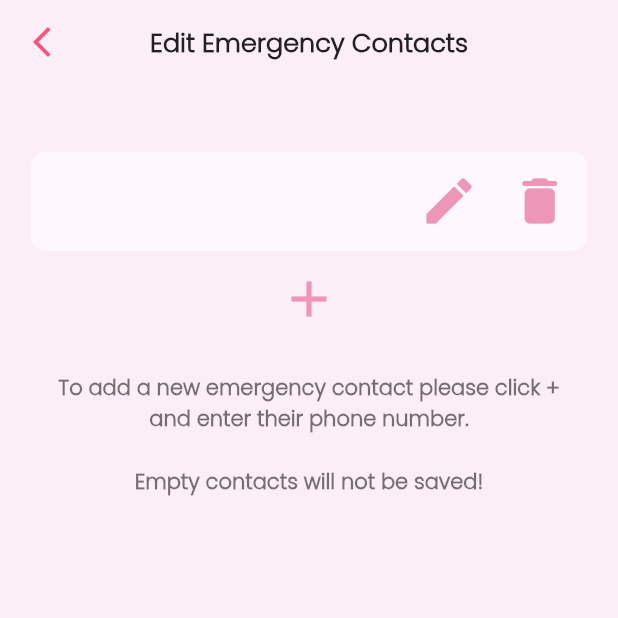
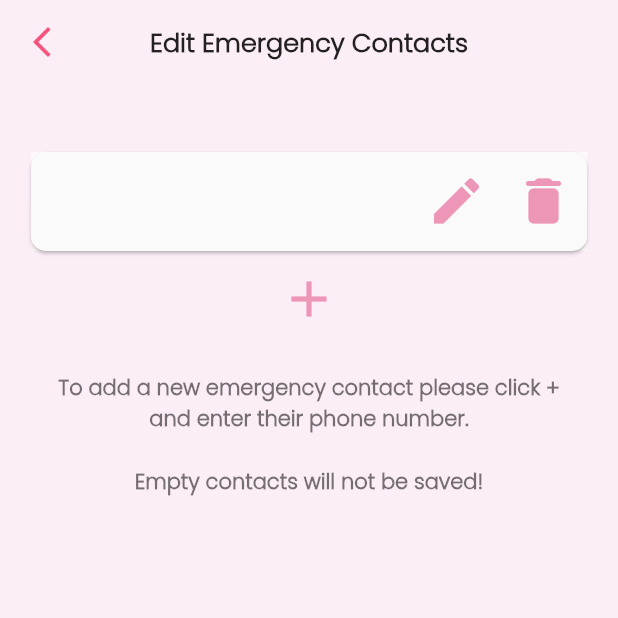
Before and after one commit to dila0/google-solution-challenge-2023-bilkent, a Flutter app: the AddEmergencyContact screen opened directly, after a tap on the "add" icon, on a phone screen of 412 x 824 dp, the top half of it. Run offline on Flutter 3.47's test engine with Material 2 defaults, Android fonts, the phone set to English and light mode, and no system bars; our stand-ins replace assets_audio_player, awesome_snackbar_content, babstrap_settings_screen, banner_carousel, cloud_firestore, firebase_auth and 6 more; missing offline and left inert: favorite_button, smart_alert_dialog; accounts and stored records are empty.

Commit message:
used native contact picked

```diff
--- a/lib/screens/add_emergency_contacts_screen.dart
+++ b/lib/screens/add_emergency_contacts_screen.dart
@@ -1,10 +1,10 @@
 import 'package:flutter/material.dart';
 import 'package:google_solution/utilities/emergency_contact_textfield.dart';
 import 'package:google_solution/utilities/firebase_utility.dart';
-
 import '../utilities/constants.dart';
 import '../utilities/profile_container.dart';
 import '../utilities/register_text_field.dart';
+import '../utilities/custom_contact_picker.dart';
 
 class AddEmergencyContact extends StatefulWidget {
   const AddEmergencyContact({Key? key}) : super(key: key);
@@ -28,10 +28,13 @@ class _AddEmergencyContactState extends State<AddEmergencyContact> {
   void initContainers() {
     containers = [];
     for (int i = 0; i < FirebaseUtility.contacts.length; i++) {
+      final Contact c = Contact();
+      c.phoneNumber = FirebaseUtility.contacts[i];
+      c.fullName = FirebaseUtility.contactNames[i];
       containers.add(
         EmergencyContactTextField(
           iconName: Icons.edit,
-          startNumber: FirebaseUtility.contacts[i],
+          startContact: c,
           index: i,
           deleteFunction: deleteFunc,
         ),
@@ -51,7 +54,7 @@ class _AddEmergencyContactState extends State<AddEmergencyContact> {
       setState(() {
         containers.add(EmergencyContactTextField(
           iconName: Icons.edit,
-          startNumber: "",
+          startContact: Contact(fullName: "", phoneNumbers: []),
           index: containers.length,
           deleteFunction: deleteFunc,
         ));
--- /dev/null
+++ b/lib/utilities/custom_contact_picker.dart
@@ -0,0 +1,59 @@
+import 'dart:async';
+
+import 'package:flutter/services.dart';
+
+//the code below is a modification to https://pub.dev/packages/flutter_native_contact_picker/install
+
+class FlutterContactPicker {
+  static const MethodChannel _channel =
+      MethodChannel('flutter_native_contact_picker');
+
+  /// Method to call native code and get contact detail
+  static Future<Contact?> selectContact() async {
+    final Map<dynamic, dynamic>? result =
+        await _channel.invokeMethod('selectContact');
+    if (result == null) {
+      return null;
+    }
+    return Contact.fromMap(result);
+  }
+}
+
+/// Represents a contact selected by the user.
+class Contact {
+  Contact({this.fullName = "", List<String>? phoneNumbers}) {
+    if (phoneNumbers == null) {
+      phoneNumber = "-";
+    } else if (phoneNumbers.length == 0) {
+      phoneNumber = "-";
+    } else {
+      phoneNumber = phoneNumbers.first;
+    }
+  }
+
+  factory Contact.fromMap(Map<dynamic, dynamic> map) => Contact(
+      fullName: map['fullName'],
+      // phoneNumber: new PhoneNumber.fromMap(map['phoneNumber']));
+      phoneNumbers: map['phoneNumbers'].cast<String>());
+
+  @override
+  bool operator ==(Object other) {
+    if (identical(this, other)) {
+      return true;
+    }
+    if (other.runtimeType != runtimeType) {
+      return false;
+    }
+    return other is Contact &&
+        other.phoneNumber == phoneNumber &&
+        other.fullName == fullName;
+  }
+
+  String fullName;
+
+  String phoneNumber = "";
+
+  @override
+  // TODO: implement hashCode
+  int get hashCode => super.hashCode;
+}
--- a/lib/utilities/emergency_contact_textfield.dart
+++ b/lib/utilities/emergency_contact_textfield.dart
@@ -1,19 +1,21 @@
 import 'package:flutter/cupertino.dart';
 import 'package:flutter/material.dart';
 import 'package:google_solution/utilities/firebase_utility.dart';
+import 'package:google_solution/utilities/snack_bar_utility.dart';
 import 'constants.dart';
+import 'custom_contact_picker.dart';
 
 class EmergencyContactTextField extends StatefulWidget {
   EmergencyContactTextField(
       {super.key,
       required this.iconName,
-      required this.startNumber,
+      required this.startContact,
       required this.index,
       required this.deleteFunction,
       this.isLast = false});
 
   IconData iconName;
-  String startNumber;
+  Contact startContact;
   final bool isLast;
   int index;
   final Function deleteFunction;
@@ -24,131 +26,95 @@ class EmergencyContactTextField extends StatefulWidget {
 }
 
 class _EmergencyContactTextFieldState extends State<EmergencyContactTextField> {
-  bool _isEnable = false;
-
   @override
   Widget build(BuildContext context) {
-    void finished({required String input}) {
-      if (input != "" && input != widget.startNumber) {
-        FirebaseUtility.addContact(input, widget.startNumber);
+    Contact currentContact = widget.startContact;
+    Contact prevContact = widget.startContact;
+
+    bool finished(Contact? c) {
+      if (c == null || c.phoneNumber == "") {
+        SnackBarUtility.showFailureSnackBar(
+            context,
+            "Select a contact with a phone number!",
+            "Please select a valid contact");
+        return false;
+      }
+      if (FirebaseUtility.contacts.contains(c.phoneNumber)) {
+        SnackBarUtility.showFailureSnackBar(
+            context,
+            "A person with this phone number exists",
+            "Please select a valid contact");
+        widget.deleteFunction(widget.index);
+        return false;
+      } else if (FirebaseUtility.contactNames.contains(c.fullName)) {
+        SnackBarUtility.showSystemFailureSnackBar(
+            context, "A * has been added to contacts name.", "Name conflict");
+        c.fullName = "*${c.fullName}";
+      }
+      if (c.fullName != "") {
+        FirebaseUtility.addContact(c, prevContact);
         setState(() {
-          widget.startNumber = input;
+          widget.startContact = c;
+          prevContact = widget.startContact;
         });
+      }
+      return true;
+    }
+
+    void delete(Contact input) {
+      widget.deleteFunction(widget.index);
+      if (input.fullName != "") {
+        FirebaseUtility.removeContact(prevContact);
       }
     }
 
-    void delete(String input) {
-      widget.deleteFunction(widget.index);
-      if (input != "") {
-        FirebaseUtility.removeContact(widget.startNumber);
-      }
-    }
-
-    TextEditingController _controller =
-        TextEditingController(text: widget.startNumber);
     return Container(
-      decoration: const BoxDecoration(
-        borderRadius: BorderRadius.all(Radius.circular(kButtonRoundness)),
-        color: Colors.white60,
-      ),
       margin: EdgeInsets.symmetric(
           horizontal: MediaQuery.of(context).size.width * 0.05,
           vertical: MediaQuery.of(context).size.width * 0.01),
+      color: Colors.white60,
+      child: Material(
+        borderRadius: const BorderRadius.all(Radius.circular(kButtonRoundness)),
+        elevation: 1.0,
         child: Row(
           mainAxisAlignment: MainAxisAlignment.spaceBetween,
           children: [
-          Stack(
-            children: [
-              Container(
-                margin: EdgeInsets.symmetric(
-                    horizontal: MediaQuery.of(context).size.width * 0.05),
-                width: MediaQuery.of(context).size.width * 0.5,
-                child: Visibility(
-                  visible: _isEnable,
-                  child: TextField(
-                    autofocus: true,
-                    /*onTapOutside: (var a) {
-                      setState(() {
-                        _controller.text = widget.startNumber;
-                        _isEnable = false;
-                      });
-                    },*/
-                    onSubmitted: (s) {
-                      setState(() {
-                        _isEnable = false;
-                        finished(input: s);
-                      });
-                    },
-                    style: kSignUpTextFieldTextStyle,
-                    textAlign: TextAlign.left,
-                    keyboardType: TextInputType.phone,
-                    textInputAction: widget.isLast
-                        ? TextInputAction.done
-                        : TextInputAction.next,
-                    controller: _controller,
-                    enabled: _isEnable,
+            Padding(
+              padding: const EdgeInsets.all(10.0),
+              child: Text(
+                currentContact.fullName ?? "-",
+                style: kProfileNameTextStyle,
               ),
             ),
-              ),
-              Container(
-                margin: EdgeInsets.symmetric(
-                    horizontal: MediaQuery.of(context).size.width * 0.05),
-                width: MediaQuery.of(context).size.width * 0.5,
-                child: Visibility(
-                  visible: !_isEnable,
-                  child: TextField(
-                    decoration: const InputDecoration(border: InputBorder.none),
-                    autofocus: false,
-                    /*onTapOutside: (var a) {
+            Row(
+              children: [
+                Padding(
+                  padding:
+                      const EdgeInsets.symmetric(vertical: 5.0, horizontal: 1),
+                  child: IconButton(
+                    onPressed: () async {
+                      Contact prev = widget.startContact;
+                      print(prev.fullName);
+                      Contact? c = await FlutterContactPicker.selectContact();
+                      if (finished(c)) {
                         setState(() {
-                    _controller.text = widget.startNumber;
-                    _isEnable = false;
+                          currentContact.fullName = c?.fullName ?? "";
+                          currentContact.phoneNumber = c?.phoneNumber ?? "";
                         });
-                },*/
-                    onSubmitted: (s) {
-                      setState(() {
-                        _isEnable = false;
-                        finished(input: s);
-                      });
-                    },
-                    style: kSignUpTextFieldTextStyle,
-                    textAlign: TextAlign.left,
-                    keyboardType: TextInputType.phone,
-                    textInputAction: widget.isLast
-                        ? TextInputAction.done
-                        : TextInputAction.next,
-                    controller: _controller,
-                    enabled: _isEnable,
-                  ),
-                ),
-              ),
-            ],
-          ),
-
-          Visibility(
-            visible: !_isEnable,
-            child: Padding(
-              padding: const EdgeInsets.symmetric(vertical: 5.0, horizontal: 1),
-              child: IconButton(
-                onPressed: () {
-                  setState(() {
-                    _isEnable = true;
-                  });
+                      }
                     },
                     icon: Icon(widget.iconName),
                     iconSize: kBottomIconSize,
                     color: kCirclesColor,
                   ),
                 ),
-          ),
-          Visibility(
-            visible: !_isEnable,
-            child: Padding(
-              padding: const EdgeInsets.symmetric(vertical: 5.0, horizontal: 1),
+                Padding(
+                  padding:
+                      const EdgeInsets.symmetric(vertical: 5.0, horizontal: 1),
                   child: IconButton(
                     onPressed: () {
                       setState(() {
-                    delete(_controller.text);
+                        delete(currentContact);
                       });
                     },
                     icon: const Icon(Icons.delete_rounded),
@@ -156,27 +122,12 @@ class _EmergencyContactTextFieldState extends State<EmergencyContactTextField> {
                     color: kCirclesColor,
                   ),
                 ),
+              ],
             ),
-          Visibility(
-            visible: _isEnable,
-            child: Padding(
-              padding: const EdgeInsets.only(
-                  top: 5.0, bottom: 5.0, left: 5.0, right: 8.0),
-              child: IconButton(
-                onPressed: () {
-                  setState(() {
-                    _isEnable = false;
-                    finished(input: _controller.text);
-                  });
-                },
-                icon: const Icon(Icons.done),
-                iconSize: kBottomIconSize,
-                color: kCirclesColor,
+          ],
+
+          //TODO: Take username
         ),
-            ),
-          ),
-          //TODO: Take username
-        ],
       ),
     );
   }
--- a/lib/utilities/profile_container.dart
+++ b/lib/utilities/profile_container.dart
@@ -6,8 +6,8 @@ class ProfilePageContainer extends StatelessWidget {
   ProfilePageContainer({
     super.key,
     required this.iconName,
-    required this.profileNameString,
-    required this.userNameString,
+    this.profileNameString = "",
+    this.userNameString = "",
   });
 
   Icon iconName;
--- a/pubspec.yaml
+++ b/pubspec.yaml
@@ -50,6 +50,7 @@ dependencies:
   animations: ^2.0.7
   babstrap_settings_screen: ^0.1.4
   smart_alert_dialog: ^4.0.4
+  flutter_native_contact_picker: ^0.0.3
 
 
 dev_dependencies:
```
Also changed, not shown: lib/utilities/firebase_utility.dart (+30 -6 lines). Lines whose indentation alone changed are shown as unchanged.
